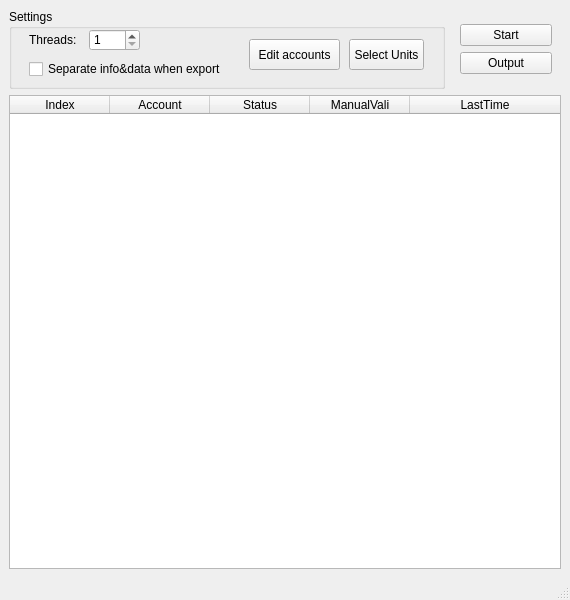
The window that ui_parts/autobox.ui (cca2878/autobox) describes before a commit, drawn with Qt 5.
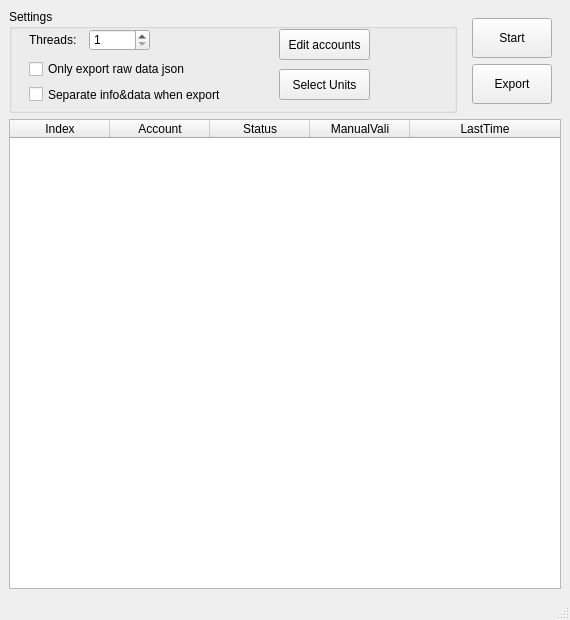
The same window after the commit.

Commit message: Using Tinydb & Support json exporting & Support saving config 把自己写的依托答辩的内容管理换成tinydb（舒服多了；可以导出账号的原始json（你b在登陆的时候给的）以支持其他应用；配置保存到文件 请注意，此Commit版本暂时不支持导出excel表格，如有需求请使用先前版本或等待后续更新。

Patch:
```diff
--- a/ui_parts/autobox.ui
+++ b/ui_parts/autobox.ui
@@ -7,7 +7,7 @@
                 <x>0</x>
                 <y>0</y>
                 <width>570</width>
-                <height>600</height>
+    <height>620</height>
             </rect>
         </property>
         <property name="windowTitle">
@@ -20,7 +20,7 @@
                         <item>
                             <widget class="QGroupBox" name="groupBox">
                                 <property name="sizePolicy">
-                                    <sizepolicy hsizetype="Expanding" vsizetype="Minimum">
+         <sizepolicy hsizetype="Expanding" vsizetype="Fixed">
                                         <horstretch>0</horstretch>
                                         <verstretch>0</verstretch>
                                     </sizepolicy>
@@ -28,7 +28,7 @@
                                 <property name="minimumSize">
                                     <size>
                                         <width>0</width>
-                                        <height>80</height>
+          <height>104</height>
                                     </size>
                                 </property>
                                 <property name="title">
@@ -38,9 +38,9 @@
                                     <property name="geometry">
                                         <rect>
                                             <x>20</x>
-                                            <y>50</y>
+           <y>70</y>
                                             <width>211</width>
-                                            <height>20</height>
+           <height>31</height>
                                         </rect>
                                     </property>
                                     <property name="sizePolicy">
@@ -56,8 +56,8 @@
                                 <widget class="QPushButton" name="btnEdit">
                                     <property name="geometry">
                                         <rect>
-                                            <x>240</x>
-                                            <y>30</y>
+           <x>270</x>
+           <y>20</y>
                                             <width>91</width>
                                             <height>31</height>
                                         </rect>
@@ -84,7 +84,7 @@
                                         <rect>
                                             <x>80</x>
                                             <y>20</y>
-                                            <width>51</width>
+           <width>61</width>
                                             <height>22</height>
                                         </rect>
                                     </property>
@@ -98,9 +98,9 @@
                                 <widget class="QPushButton" name="btnSelectU">
                                     <property name="geometry">
                                         <rect>
-                                            <x>340</x>
-                                            <y>30</y>
-                                            <width>75</width>
+           <x>270</x>
+           <y>60</y>
+           <width>91</width>
                                             <height>31</height>
                                         </rect>
                                     </property>
@@ -108,31 +108,38 @@
                                         <string>Select Units</string>
                                     </property>
                                 </widget>
+        <widget class="QCheckBox" name="checkBoxRaw">
+         <property name="geometry">
+          <rect>
+           <x>20</x>
+           <y>50</y>
+           <width>201</width>
+           <height>20</height>
+          </rect>
+         </property>
+         <property name="text">
+          <string>Only export raw data json</string>
+         </property>
+        </widget>
                             </widget>
                         </item>
                         <item>
                             <widget class="QWidget" name="verticalWidget_2" native="true">
                                 <property name="sizePolicy">
-                                    <sizepolicy hsizetype="Preferred" vsizetype="Maximum">
+         <sizepolicy hsizetype="Preferred" vsizetype="Ignored">
                                         <horstretch>0</horstretch>
                                         <verstretch>0</verstretch>
                                     </sizepolicy>
                                 </property>
-                                <property name="minimumSize">
-                                    <size>
-                                        <width>110</width>
-                                        <height>0</height>
-                                    </size>
-                                </property>
-                                <property name="maximumSize">
-                                    <size>
-                                        <width>110</width>
-                                        <height>16777215</height>
-                                    </size>
-                                </property>
                                 <layout class="QVBoxLayout" name="verticalLayout_2">
                                     <item>
                                         <widget class="QPushButton" name="btnStart">
+           <property name="sizePolicy">
+            <sizepolicy hsizetype="Minimum" vsizetype="Minimum">
+             <horstretch>0</horstretch>
+             <verstretch>0</verstretch>
+            </sizepolicy>
+           </property>
                                             <property name="text">
                                                 <string>Start</string>
                                             </property>
@@ -143,8 +150,14 @@
                                     </item>
                                     <item>
                                         <widget class="QPushButton" name="btnOutput">
+           <property name="sizePolicy">
+            <sizepolicy hsizetype="Minimum" vsizetype="Minimum">
+             <horstretch>0</horstretch>
+             <verstretch>0</verstretch>
+            </sizepolicy>
+           </property>
                                             <property name="text">
-                                                <string>Output</string>
+            <string>Export</string>
                                             </property>
                                         </widget>
                                     </item>
```
Left out of the diff: 3 changed lines with no effect on the pictures. Lines whose indentation alone changed are shown as unchanged. The commit also changes 11 other files.
